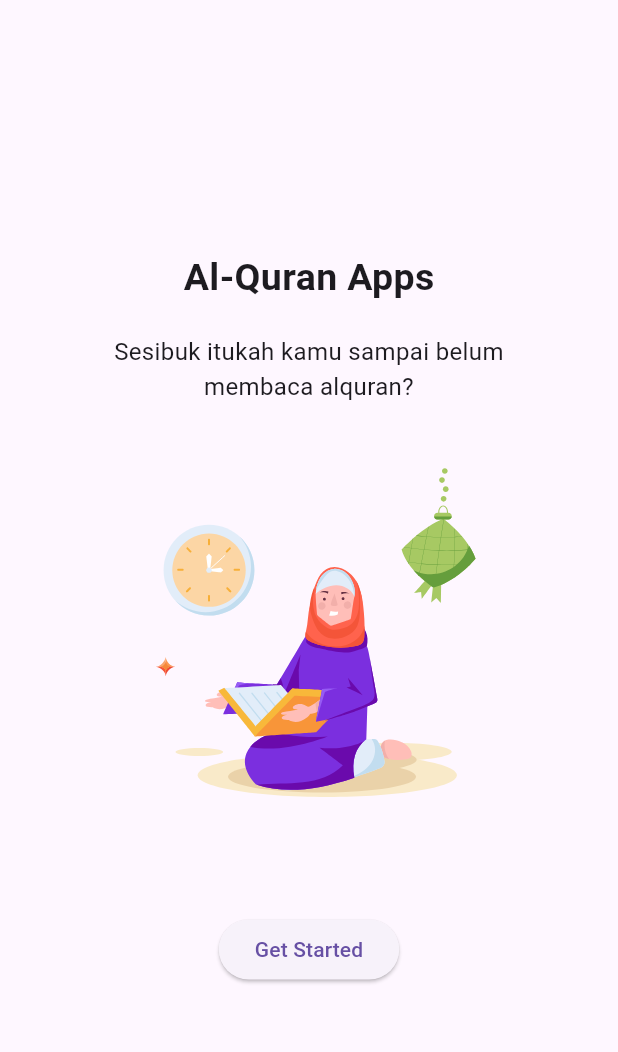
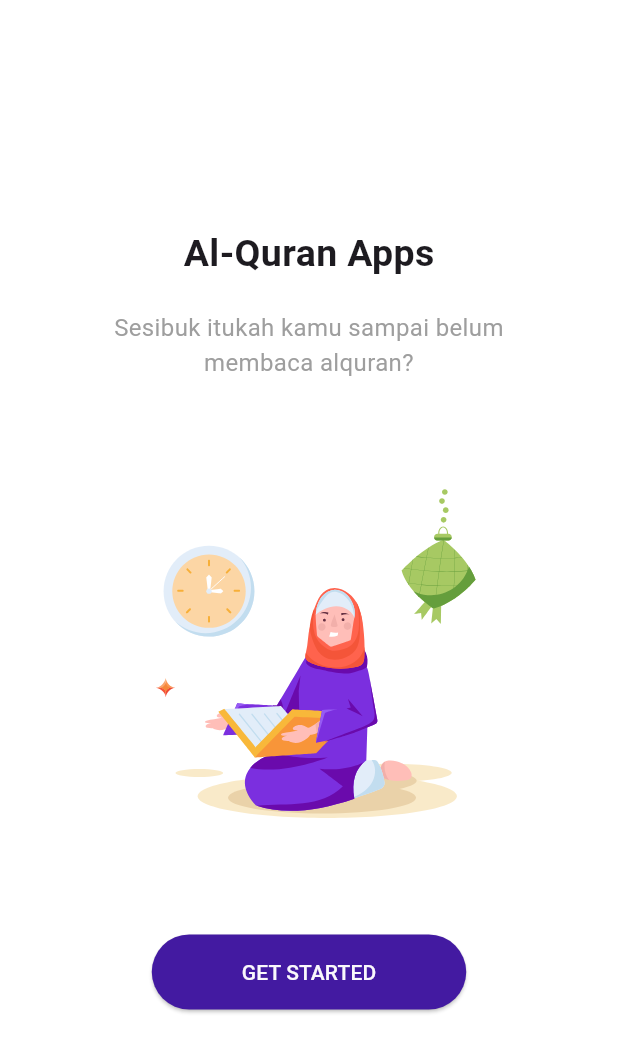
Before and after one commit to magerngoding/Al-Quran-Apps, a Flutter app: the screen it shows after launch, on a phone screen of 412 x 824 dp. Shown: the top 1052 px of the screen. Run offline on Flutter 3.47's test engine with Material 3 defaults, Android fonts, the phone set to English and light mode, and no system bars; our stand-ins replace get, lottie.

Commit message:
Introduction Theme

```diff
--- a/lib/app/modules/introduction/views/introduction_view.dart
+++ b/lib/app/modules/introduction/views/introduction_view.dart
@@ -1,5 +1,6 @@
-// ignore_for_file: prefer_const_constructors
+// ignore_for_file: prefer_const_constructors, sort_child_properties_last
 
+import 'package:alquran/app/constants/color.dart';
 import 'package:alquran/app/routes/app_pages.dart';
 import 'package:flutter/material.dart';
 
@@ -33,16 +34,20 @@ class IntroductionView extends GetView<IntroductionController> {
                 'Sesibuk itukah kamu sampai belum membaca alquran?',
                 style: TextStyle(
                   fontSize: 16.0,
+                  color: Colors.grey,
                 ),
                 textAlign: TextAlign.center,
               ),
             ),
-            SizedBox(height: 10.0),
-            Container(
-              width: 300,
-              height: 300,
-              child: Lottie.asset(
-                'assets/lotties/animasi-quran.json',
+            SizedBox(height: 40.0),
+            ClipRRect(
+              borderRadius: BorderRadius.circular(20),
+              child: Container(
+                width: 300,
+                height: 300,
+                child: Lottie.asset(
+                  'assets/lotties/animasi-quran.json',
+                ),
               ),
             ),
             const SizedBox(
@@ -51,9 +56,19 @@ class IntroductionView extends GetView<IntroductionController> {
             ElevatedButton(
               onPressed: () => Get.offAllNamed(Routes.HOME),
               child: Text(
-                'Get Started',
+                'GET STARTED',
+                style: TextStyle(
+                  color: Get.isDarkMode ? appPurpleDark : appWhite,
+                ),
               ),
-            )
+              style: ElevatedButton.styleFrom(
+                primary: Get.isDarkMode ? appWhite : appPurple,
+                padding: const EdgeInsets.symmetric(
+                  horizontal: 60,
+                  vertical: 15,
+                ),
+              ),
+            ),
           ],
         ),
       ),
--- a/lib/main.dart
+++ b/lib/main.dart
@@ -1,3 +1,4 @@
+import 'package:alquran/app/constants/color.dart';
 import 'package:flutter/material.dart';
 
 import 'package:get/get.dart';
@@ -7,6 +8,7 @@ import 'app/routes/app_pages.dart';
 void main() {
   runApp(
     GetMaterialApp(
+      theme: light,
       debugShowCheckedModeBanner: false,
       title: "Application",
       initialRoute: Routes.INTRODUCTION,
```
Also changed, not shown: lib/app/constants/color.dart (added, +36 -0 lines).
